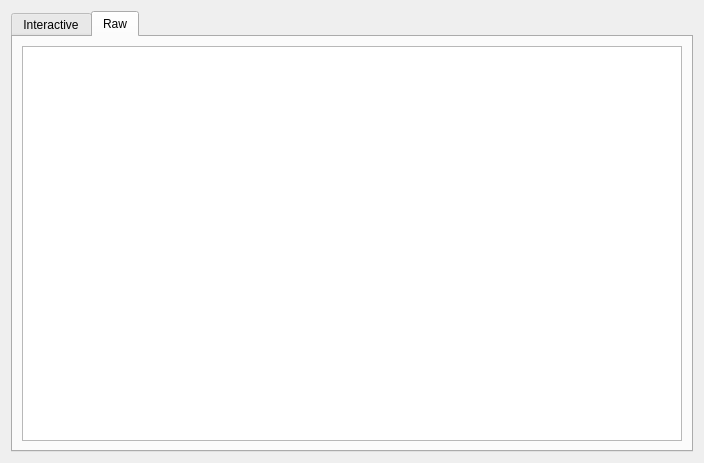
First picture: the form in cbr/support/fasta/visual/FastaViewer.ui, repository TUM-CBR/pymol-plugins, before the edit.
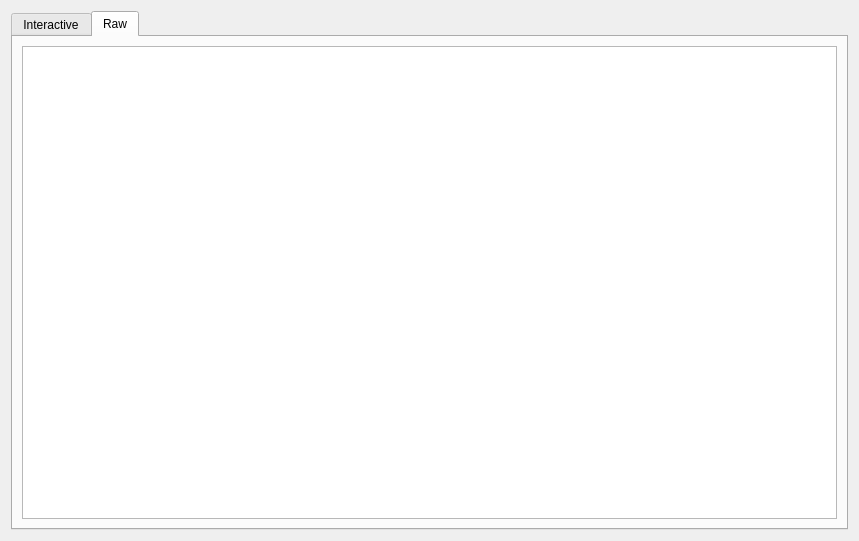
Second picture: the form after the edit. The open tabs and pages were chosen to show the change.

Commit message: [FastaViewer] Basic fasta viewer with sequences delta.

Patch:
```diff
--- a/cbr/support/fasta/visual/FastaViewer.ui
+++ b/cbr/support/fasta/visual/FastaViewer.ui
@@ -6,8 +6,8 @@
    <rect>
     <x>0</x>
     <y>0</y>
-    <width>704</width>
-    <height>463</height>
+    <width>859</width>
+    <height>541</height>
    </rect>
   </property>
   <property name="windowTitle">
@@ -35,7 +35,11 @@
       </attribute>
       <layout class="QGridLayout" name="gridLayout_3">
        <item row="0" column="0">
-        <widget class="QTextEdit" name="sequencesTextEdit"/>
+        <widget class="QTextEdit" name="sequencesTextEdit">
+         <property name="readOnly">
+          <bool>true</bool>
+         </property>
+        </widget>
        </item>
       </layout>
      </widget>
```
Left out of the diff: 2 changed lines with no effect on the pictures. The commit also changes 7 other files.
